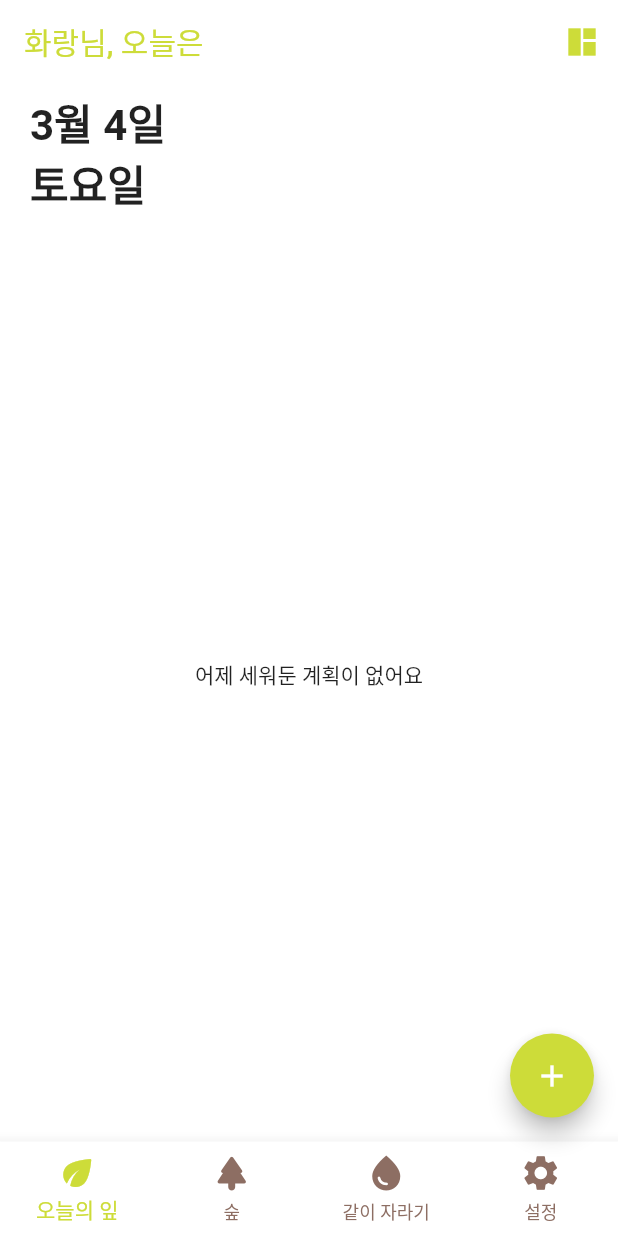
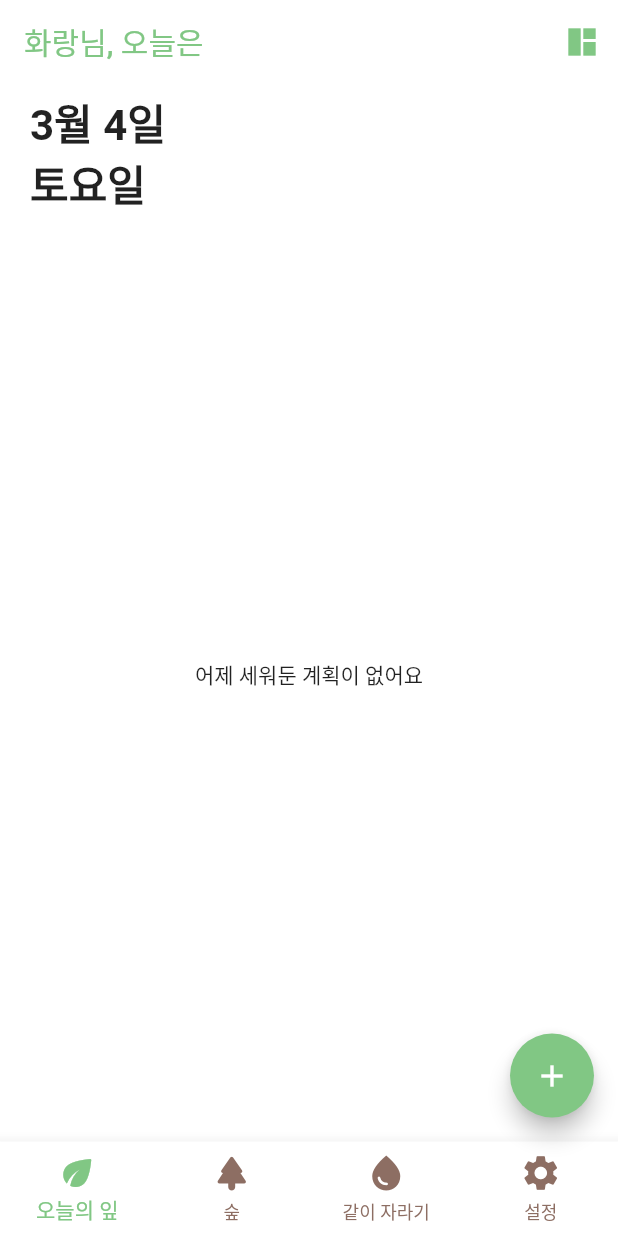
Before and after one commit to leehwarang/fluttering-flutter, a Flutter app: the screen it shows after launch, on a phone screen of 412 x 824 dp. Run offline on Flutter 3.47's test engine with Material 2 defaults, Android fonts, the phone set to English and light mode, and no system bars; our stand-ins replace shared_preferences.

Commit message:
feat: lime => green.shade300 으로 컬러 수정

```diff
--- a/lib/navigator/main_navigator.dart
+++ b/lib/navigator/main_navigator.dart
@@ -55,7 +55,7 @@ class MainNavigator extends StatelessWidget {
             currentIndex: currentIndex,
             onTap: (idx) =>
                 _bottomNavigationBarProvider.changeSelectedTabIndex(idx),
-            selectedItemColor: Colors.lime,
+            selectedItemColor: Colors.green.shade300,
             unselectedItemColor: Colors.brown.shade400,
             enableFeedback: true,
             items: [
@@ -99,7 +99,7 @@ class MainNavigator extends StatelessWidget {
         ),
         floatingActionButton: FloatingActionButton(
           onPressed: openAddBottomSheet,
-          backgroundColor: Colors.lime,
+          backgroundColor: Colors.green.shade300,
           child: const Icon(
             Icons.add,
           ),
--- a/lib/screens/home_screen.dart
+++ b/lib/screens/home_screen.dart
@@ -32,8 +32,8 @@ class HomeScreen extends StatelessWidget {
         centerTitle: false,
         title: Text(
           appBartitle,
-          style: const TextStyle(
-            color: Colors.lime,
+          style: TextStyle(
+            color: Colors.green.shade300,
           ),
         ),
         actions: [
@@ -41,9 +41,9 @@ class HomeScreen extends StatelessWidget {
             onPressed: () => {},
             splashColor: Colors.transparent,
             highlightColor: Colors.transparent,
-            icon: const Icon(
+            icon: Icon(
               Icons.space_dashboard_sharp,
-              color: Colors.lime,
+              color: Colors.green.shade300,
             ),
           )
         ],
```
